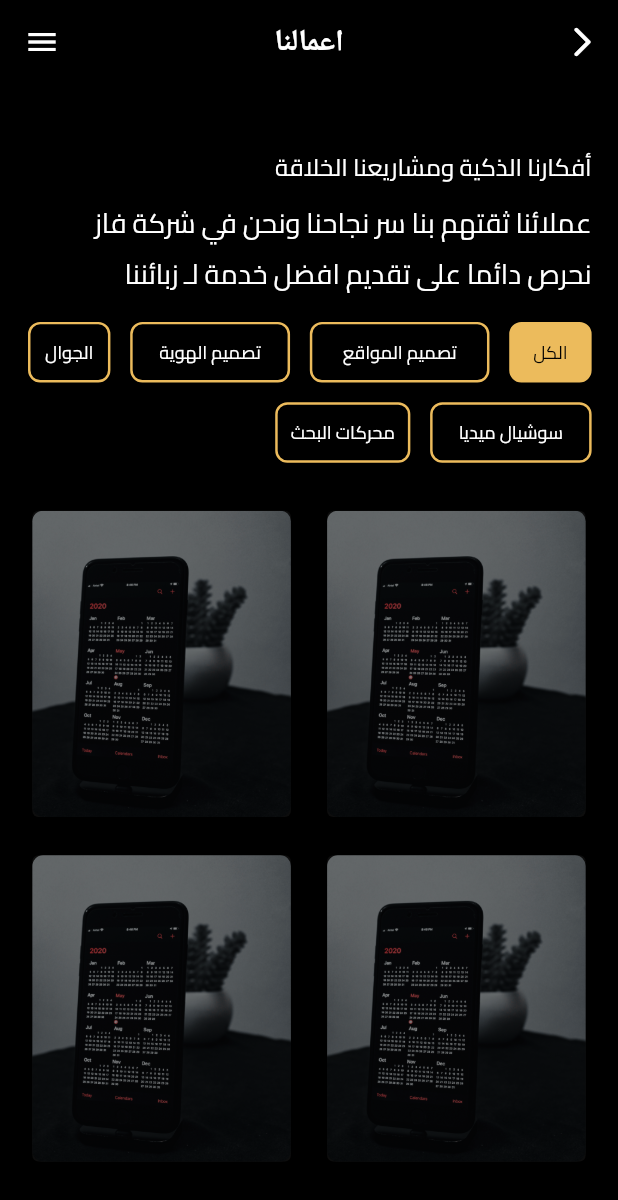
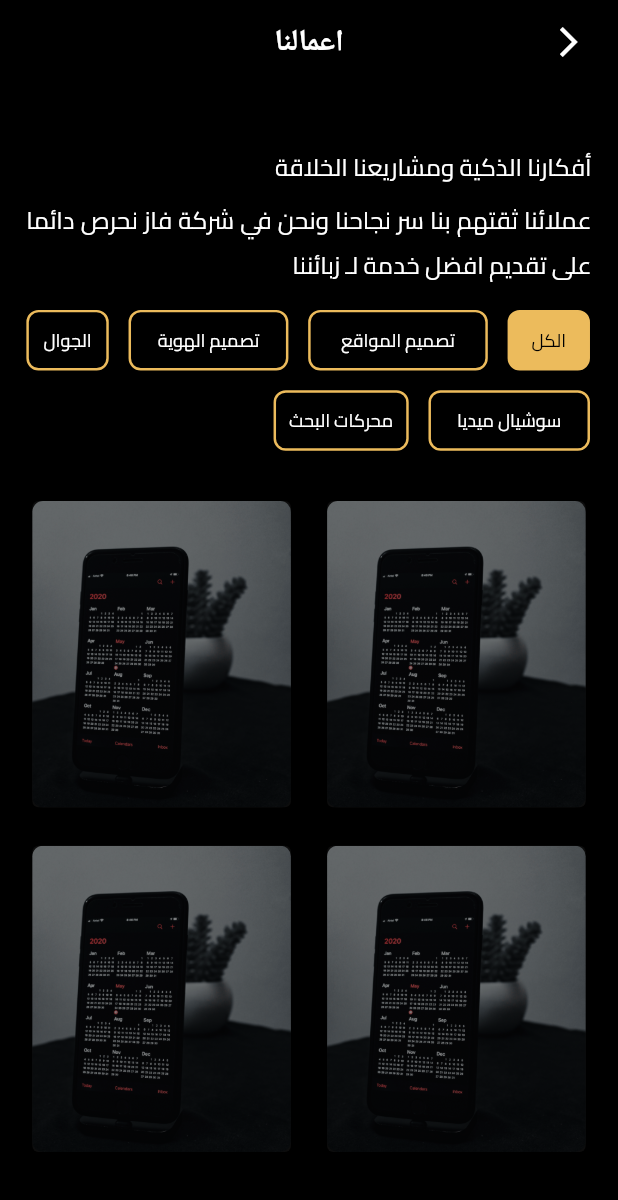
Before and after one commit to fazproject53/FazApplicationFront, a Flutter app: the OurWork screen opened directly, on a phone screen of 412 x 824 dp. Shown: the top 1200 px of the screen. Run offline on Flutter 3.47's test engine with Material 2 defaults, Android fonts, the phone set to English and light mode, and no system bars; our stand-ins replace flutter_screenutil, flutter_speed_dial, lottie; missing offline and left inert: dropdown_below, flutter_image_slider.

Commit message:
final ourwork

```diff
--- a/lib/home/OurWork/OurWork.dart
+++ b/lib/home/OurWork/OurWork.dart
@@ -1,3 +1,4 @@
+import 'package:flutter/cupertino.dart';
 import 'package:flutter/material.dart';
 import 'package:flutter_screenutil/flutter_screenutil.dart';
 
@@ -14,16 +15,16 @@ class OurWork extends StatefulWidget {
 class _OurWorkState extends State<OurWork> {
   bool? isScreenWide;
   List<Widget> bouttoms = [];
-  bool colored=true;
-  bool unColored= false;
-  List<bool> coloredBottom=[true,false,false,false,false,false];
+  bool colored = true;
+  bool unColored = false;
+  List<bool> coloredBottom = [true, false, false, false, false, false];
 
-  bool allBottom=true;
-  bool webBottom=false;
-  bool idBottom=false;
-  bool mobileBottom=false;
-  bool socialBottom=false;
-  bool searchBottom=false;
+  bool allBottom = true;
+  bool webBottom = false;
+  bool idBottom = false;
+  bool mobileBottom = false;
+  bool socialBottom = false;
+  bool searchBottom = false;
 
   List<String> title = [
     "الكل",
@@ -38,19 +39,18 @@ class _OurWorkState extends State<OurWork> {
   void initState() {
     // TODO: implement initState
     super.initState();
-    bottomsShape();
   }
 
   @override
   Widget build(BuildContext context) {
     isScreenWide = MediaQuery.of(context).size.width >= 900;
-    return Scaffold(
-        backgroundColor: blackBackground,
-        appBar: drowAppBar("اعمالنا",context),
-        drawer: const Drawer(),
-        body: Align(
-          alignment: Alignment.topRight,
-          child: Padding(
+    return Directionality(
+      textDirection: TextDirection.rtl,
+      child: Scaffold(
+          backgroundColor: blackBackground,
+          appBar: appBar("اعمالنا", context),
+          drawer: const Drawer(),
+          body: Padding(
             padding: EdgeInsets.symmetric(horizontal: 16.w, vertical: 40.h),
             child: Column(
               crossAxisAlignment: CrossAxisAlignment.end,
@@ -67,7 +67,16 @@ class _OurWorkState extends State<OurWork> {
                   child: Directionality(
                       textDirection: TextDirection.rtl,
                       child: Wrap(
-                          runSpacing: 13.0.h, spacing: 12.0.w, children: bouttoms)),
+                          runSpacing: 13.0.h,
+                          spacing: 12.0.w,
+                          children: [
+                          all(),
+                           webDesign(),
+                           identityDesign(),
+                           mobileDevelopment(),
+                           socialMedia(),
+                           searchEngines()
+                          ])),
                 ),
 
                 SizedBox(
@@ -77,21 +86,26 @@ class _OurWorkState extends State<OurWork> {
                 //
               ],
             ),
-          ),
-        ));
+          )),
+    );
   }
+//------------------------------------------------------------------------
 
   Widget knowUs() {
-    return text(context, "أفكارنا الذكية ومشاريعنا الخلاقة", 16, white);
+    return Align(alignment: Alignment.topRight,child: text(context, "أفكارنا الذكية ومشاريعنا الخلاقة", 16, white));
   }
+//------------------------------------------------------------------------
 
   Widget description() {
     return text(
         context,
         "عملائنا ثقتهم بنا سر نجاحنا ونحن في شركة فاز نحرص دائما على تقديم افضل خدمة لـ زبائننا",
-        18,
-        white);
+        16,
+        white,
+   align: TextAlign.justify
+    );
   }
+//------------------------------------------------------------------------
 
   Widget gridView() {
     return Expanded(
@@ -110,6 +124,7 @@ class _OurWorkState extends State<OurWork> {
           }),
     );
   }
+//------------------------------------------------------------------------
 
   Widget viewCard() {
     return Card(
@@ -125,86 +140,121 @@ class _OurWorkState extends State<OurWork> {
               colorFilter: ColorFilter.mode(Colors.black45, BlendMode.darken),
             ),
           ),
-
         ));
   }
+//------------------------------------------------------------------------
+  Widget all() {
+    return container(
+        text(context, title[0], 12, allBottom ? blackBackground : white,
+            align: TextAlign.center), () {
+      setState(() {
+        allBottom = true;
+        webBottom = false;
+        idBottom = false;
+        mobileBottom = false;
+        socialBottom = false;
+        searchBottom = false;
+      });
+    },
+        width: widgetWidth[0],
+        height: 40.h,
+        backgroundColor: allBottom ? yellow : transparent);
+  }
+//------------------------------------------------------------------------
 
-  bottomsShape() {
-    setState(() {
-    });
-    for (int i = 0; i < title.length; i++) {
-      bouttoms.add(
-          container(
-        text(context, title[i], 12, coloredBottom[i]?blackBackground:white, align: TextAlign.center),
-        () {
+  Widget webDesign() {
+    return container(
+        text(context, title[1], 12, webBottom ? blackBackground : white,
+            align: TextAlign.center), () {
+      setState(() {
+        allBottom = false;
+        webBottom = true;
+        idBottom = false;
+        mobileBottom = false;
+        socialBottom = false;
+        searchBottom = false;
+      });
+    },
+        width: widgetWidth[1],
+        height: 40.h,
+        backgroundColor: webBottom ? yellow : transparent);
+  }
+//------------------------------------------------------------------------
 
-         if(i==0){
+  Widget identityDesign() {
+    return container(
+        text(context, title[2], 12, idBottom ? blackBackground : white,
+            align: TextAlign.center), () {
+      setState(() {
+        allBottom = false;
+        webBottom = false;
+        idBottom = true;
+        mobileBottom = false;
+        socialBottom = false;
+        searchBottom = false;
+      });
+    },
+        width: widgetWidth[2],
+        height: 40.h,
+        backgroundColor: idBottom ? yellow : transparent);
+  }
+//------------------------------------------------------------------------
 
-           all(i);
+  Widget mobileDevelopment() {
+    return container(
+        text(context, title[3], 12, mobileBottom ? blackBackground : white,
+            align: TextAlign.center), () {
+      setState(() {
+        allBottom = false;
+        webBottom = false;
+        idBottom = false;
+        mobileBottom = true;
+        socialBottom = false;
+        searchBottom = false;
+      });
+    },
+        width: widgetWidth[3],
+        height: 40.h,
+        backgroundColor: mobileBottom ? yellow : transparent);
+  }
+//------------------------------------------------------------------------
 
-         }else if(i==1){
-           webDesign(i);
+  Widget socialMedia() {
+    return container(
+        text(context, title[4], 12, socialBottom ? blackBackground : white,
+            align: TextAlign.center), () {
+      setState(() {
+        allBottom = false;
+        webBottom = false;
+        idBottom = false;
+        mobileBottom = false;
+        socialBottom = true;
+        searchBottom = false;
+      });
+    },
+        width: widgetWidth[4],
+        height: 40.h,
+        backgroundColor: socialBottom ? yellow : transparent);
+  }
+//------------------------------------------------------------------------
 
-         }else if(i==2){
-           identityDesign(i);
-
-         }else if(i==3){
-           mobileDevelopment(i);
-
-         }else if(i==4){
-           socialMedia(i);
-
-         }else{
-           searchEngines(i);
-
-         }
-        },
-        width: widgetWidth[i],
+  Widget searchEngines() {
+    return container(
+        text(context, title[5], 12, searchBottom ? blackBackground : white,
+            align: TextAlign.center), () {
+      setState(() {
+        allBottom = false;
+        webBottom = false;
+        idBottom = false;
+        mobileBottom = false;
+        socialBottom = false;
+        searchBottom = true;
+      });
+    },
+        width: widgetWidth[5],
         height: 40.h,
-        backgroundColor: coloredBottom[i]==true ?yellow:transparent
-      )
-
-      );
-    }
+        backgroundColor: searchBottom ? yellow : transparent);
   }
 
 
-  void all(int i) {
-   setState(() {
-     print(coloredBottom);
-     coloredBottom[i]=true;
-
-
-
-   });
-  }
-  void webDesign(int i) {
-    setState(() {
-      coloredBottom[i]=true;
-      coloredBottom[i-1]=false;
-      print(coloredBottom);
-    });
-  }
-
-
-
-  void identityDesign(int i) { setState(() {
-    coloredBottom[i]=true;
-
-  });}
-
-  void mobileDevelopment(int i) { setState(() {
-    coloredBottom[i]=true;
-
-  });}
-
-  void socialMedia(int i) { setState(() {
-    coloredBottom[i]=true;
-
-  });}
-
-  void searchEngines(int i) { setState(() {
-    coloredBottom[i]=true;
-
-  });}
 }
--- a/lib/home/Services/Services.dart
+++ b/lib/home/Services/Services.dart
@@ -73,7 +73,7 @@ class _ServicesState extends State<Services> {
     return text(
         context,
         "تصميم مواقع الكترونية و تطبيقات للجوال بجودة فائقة و تكلفة اقتصادية منافسة",
-        18,
+        16,
 
         white);
   }
```
